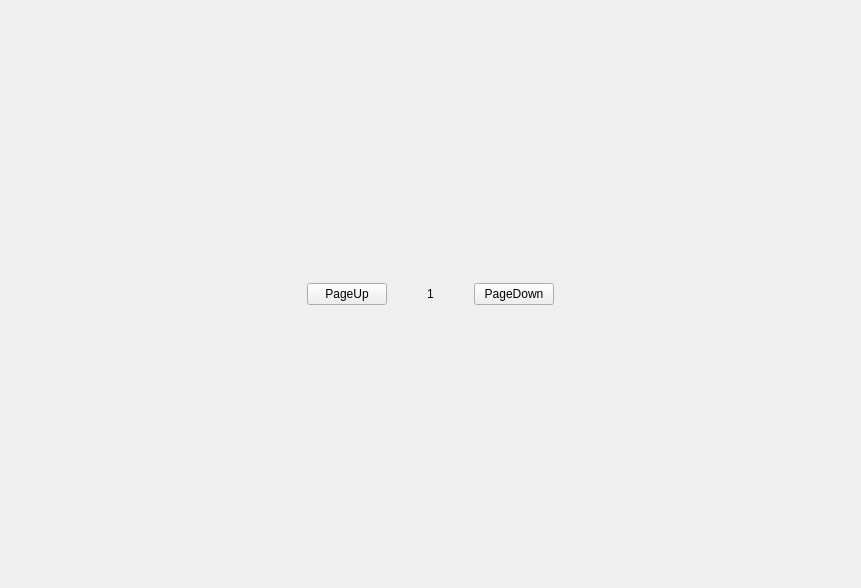
jiangzc/FlashBox, file mainwindow.ui: the form before one commit.
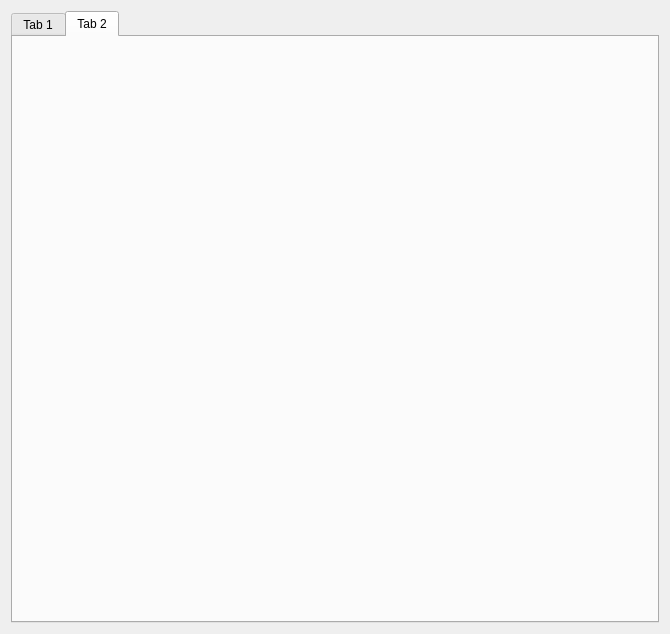
The form after the commit.

Patch:
```diff
--- a/mainwindow.ui
+++ b/mainwindow.ui
@@ -6,52 +6,31 @@
    <rect>
     <x>0</x>
     <y>0</y>
-    <width>861</width>
-    <height>588</height>
+    <width>670</width>
+    <height>634</height>
    </rect>
   </property>
   <property name="windowTitle">
    <string>FlashBox</string>
   </property>
   <widget class="QWidget" name="centralWidget">
-   <layout class="QVBoxLayout" name="verticalLayout_3">
+   <layout class="QVBoxLayout" name="verticalLayout">
     <item>
-     <layout class="QVBoxLayout" name="verticalLayout_2" stretch="0,0">
-      <item>
-       <layout class="QVBoxLayout" name="verticalLayout"/>
-      </item>
-      <item>
-       <layout class="QHBoxLayout" name="horizontalLayout" stretch="5,1,5">
-        <item alignment="Qt::AlignRight">
-         <widget class="QPushButton" name="pushButton">
-          <property name="text">
-           <string>PageUp</string>
-          </property>
-         </widget>
-        </item>
-        <item alignment="Qt::AlignHCenter">
-         <widget class="QLabel" name="label">
-          <property name="sizePolicy">
-           <sizepolicy hsizetype="Preferred" vsizetype="Preferred">
-            <horstretch>0</horstretch>
-            <verstretch>0</verstretch>
-           </sizepolicy>
-          </property>
-          <property name="text">
-           <string>1</string>
-          </property>
-         </widget>
-        </item>
-        <item alignment="Qt::AlignLeft">
-         <widget class="QPushButton" name="pushButton_2">
-          <property name="text">
-           <string>PageDown</string>
-          </property>
-         </widget>
-        </item>
-       </layout>
-      </item>
-     </layout>
+     <widget class="QTabWidget" name="tabWidget">
+      <property name="currentIndex">
+       <number>1</number>
+      </property>
+      <widget class="QWidget" name="tab_3">
+       <attribute name="title">
+        <string>Tab 1</string>
+       </attribute>
+      </widget>
+      <widget class="QWidget" name="tab_4">
+       <attribute name="title">
+        <string>Tab 2</string>
+       </attribute>
+      </widget>
+     </widget>
     </item>
    </layout>
   </widget>
```
